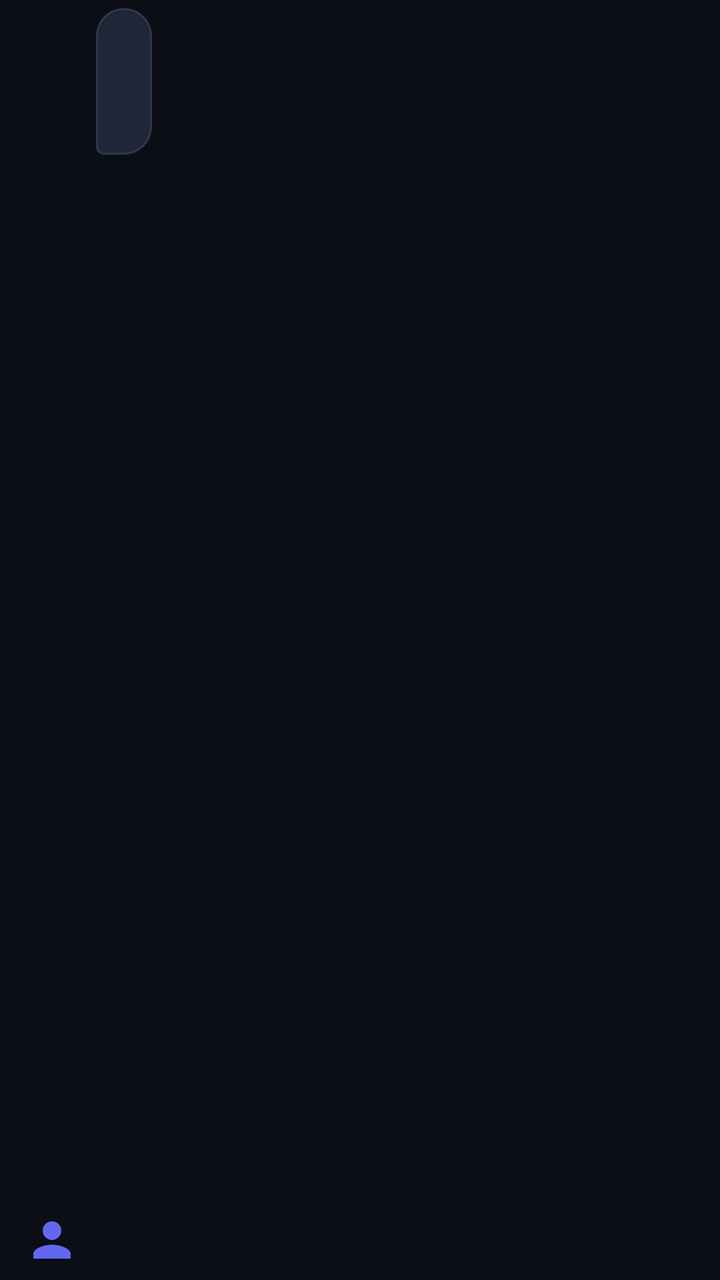
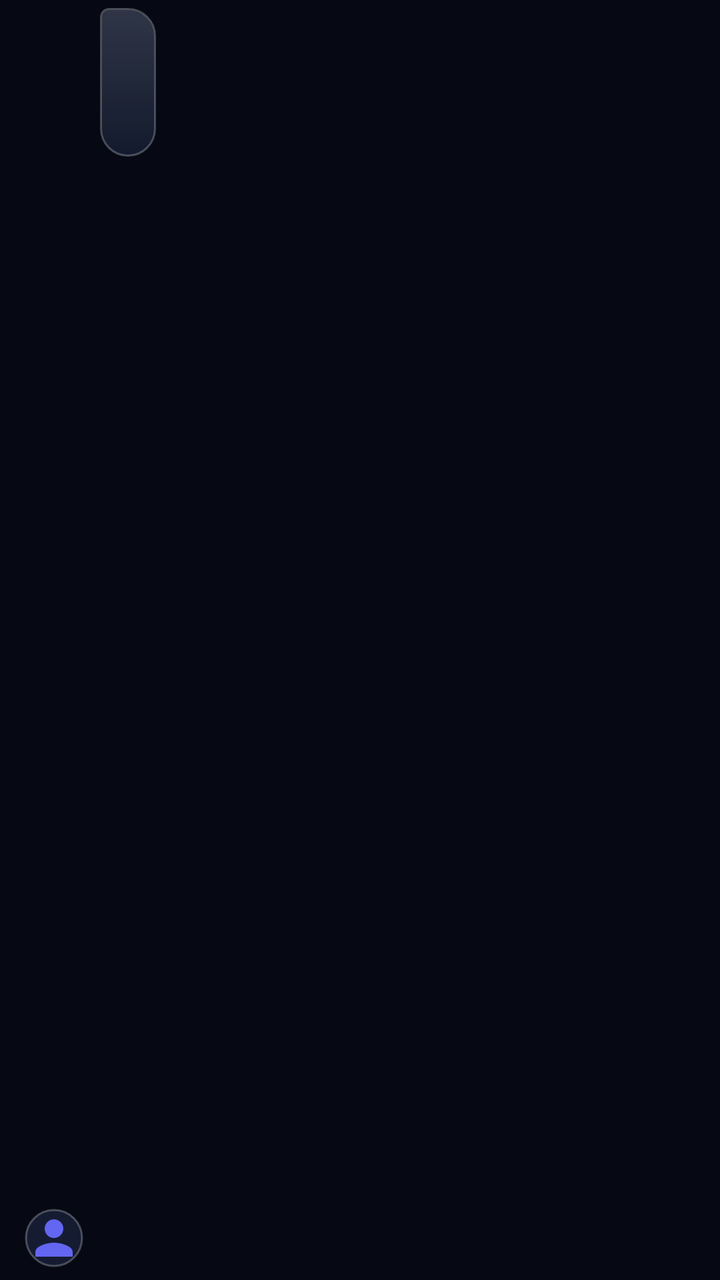

Compare the two renders of this Android layout. The source of the first and the diff that turns it into the second are given below.
<!-- AndroidManifest.xml: application theme Theme.PersonaNet -->
<!-- res/layout/item_message_incoming.xml -->
<?xml version="1.0" encoding="utf-8"?>
<LinearLayout xmlns:android="http://schemas.android.com/apk/res/android"
    xmlns:app="http://schemas.android.com/apk/res-auto"
    android:layout_width="match_parent"
    android:layout_height="wrap_content"
    android:gravity="start"
    android:orientation="horizontal"
    android:paddingEnd="48dp"
    android:paddingStart="12dp"
    android:paddingVertical="4dp">

    <com.google.android.material.imageview.ShapeableImageView
        android:id="@+id/image_message_avatar"
        android:layout_width="28dp"
        android:layout_height="28dp"
        android:layout_gravity="bottom"
        android:layout_marginBottom="2dp"
        android:layout_marginEnd="8dp"
        android:scaleType="centerCrop"
        android:contentDescription="@string/app_name"
        android:src="@drawable/ic_person_placeholder"
        app:shapeAppearanceOverlay="@style/ShapeAppearance.PersonaNet.Circle" />

    <LinearLayout
        android:layout_width="wrap_content"
        android:layout_height="wrap_content"
        android:background="@drawable/bg_chat_bubble_in"
        android:maxWidth="280dp"
        android:orientation="vertical"
        android:paddingHorizontal="14dp"
        android:paddingVertical="10dp">

        <TextView
            android:id="@+id/text_message_sender"
            android:layout_width="wrap_content"
            android:layout_height="wrap_content"
            android:textColor="@color/indigo_primary"
            android:textSize="11sp"
            android:textStyle="bold" />

        <TextView
            android:id="@+id/text_message_body"
            android:layout_width="wrap_content"
            android:layout_height="wrap_content"
            android:layout_marginTop="2dp"
            android:textColor="@color/text_primary"
            android:textSize="14sp" />

        <TextView
            android:id="@+id/text_message_time"
            android:layout_width="wrap_content"
            android:layout_height="wrap_content"
            android:layout_gravity="end"
            android:layout_marginTop="4dp"
            android:textColor="@color/text_tertiary"
            android:textSize="10sp" />
    </LinearLayout>

</LinearLayout>
<!-- resources referenced by this layout -->
<resources>
  <color name="indigo_primary">#6366F1</color>
  <color name="text_primary">#F1F5F9</color>
  <color name="text_tertiary">#64748B</color>
  <!-- drawable bg_chat_bubble_in (drawable) -->
  <?xml version="1.0" encoding="utf-8"?>
  <shape xmlns:android="http://schemas.android.com/apk/res/android"
      android:shape="rectangle">
      <solid android:color="@color/chat_bubble_in" />
      <corners
          android:topLeftRadius="16dp"
          android:topRightRadius="16dp"
          android:bottomRightRadius="16dp"
          android:bottomLeftRadius="4dp" />
      <stroke
          android:width="1dp"
          android:color="@color/border_divider" />
  </shape>
  <style name="Theme.PersonaNet" parent="Theme.Material3.DayNight.NoActionBar">
          
          <item name="colorPrimary">@color/indigo_primary</item>
          <item name="colorOnPrimary">@color/white</item>
          <item name="colorPrimaryContainer">@color/surface_elevated</item>
          <item name="colorOnPrimaryContainer">@color/text_primary</item>
          
          <item name="colorSecondary">@color/violet_accent</item>
          <item name="colorOnSecondary">@color/white</item>
  
          
          <item name="android:windowBackground">@color/bg_midnight</item>
          <item name="colorSurface">@color/surface_card</item>
          <item name="colorOnSurface">@color/text_primary</item>
          <item name="colorSurfaceVariant">@color/surface_elevated</item>
          <item name="colorOnSurfaceVariant">@color/text_secondary</item>
  
          
          <item name="android:statusBarColor">@color/bg_midnight</item>
          <item name="android:navigationBarColor">@color/bg_midnight</item>
          <item name="android:windowLightStatusBar">false</item>
          <item name="android:windowLightNavigationBar">false</item>
  
          <item name="android:textColorPrimary">@color/text_primary</item>
          <item name="android:textColorSecondary">@color/text_secondary</item>
      </style>
  <color name="chat_bubble_in">#1F2637</color>
  <color name="border_divider">#2E384D</color>
  <color name="surface_elevated">#1F2637</color>
  <color name="violet_accent">#8B5CF6</color>
  <color name="bg_midnight">#0B0E14</color>
  <color name="surface_card">#161B26</color>
  <color name="text_secondary">#94A3B8</color>
  <!-- unchanged entries left out for length: 4 -->
</resources>

<!-- the commit's change to res/layout/item_message_incoming.xml (unified diff, before → after) -->
@@ -5,27 +5,31 @@
     android:layout_height="wrap_content"
     android:gravity="start"
     android:orientation="horizontal"
-    android:paddingEnd="48dp"
     android:paddingStart="12dp"
+    android:paddingEnd="52dp"
     android:paddingVertical="4dp">
 
     <com.google.android.material.imageview.ShapeableImageView
         android:id="@+id/image_message_avatar"
-        android:layout_width="28dp"
-        android:layout_height="28dp"
+        android:layout_width="30dp"
+        android:layout_height="30dp"
         android:layout_gravity="bottom"
+        android:layout_marginEnd="8dp"
         android:layout_marginBottom="2dp"
-        android:layout_marginEnd="8dp"
+        android:background="@color/surface_elevated"
+        android:contentDescription="@string/app_name"
+        android:padding="1dp"
         android:scaleType="centerCrop"
-        android:contentDescription="@string/app_name"
         android:src="@drawable/ic_person_placeholder"
-        app:shapeAppearanceOverlay="@style/ShapeAppearance.PersonaNet.Circle" />
+        app:shapeAppearanceOverlay="@style/ShapeAppearance.PersonaNet.Circle"
+        app:strokeColor="@color/glass_border_bright"
+        app:strokeWidth="1dp" />
 
     <LinearLayout
         android:layout_width="wrap_content"
         android:layout_height="wrap_content"
         android:background="@drawable/bg_chat_bubble_in"
-        android:maxWidth="280dp"
+        android:maxWidth="288dp"
         android:orientation="vertical"
         android:paddingHorizontal="14dp"
         android:paddingVertical="10dp">
@@ -34,7 +38,7 @@
             android:id="@+id/text_message_sender"
             android:layout_width="wrap_content"
             android:layout_height="wrap_content"
-            android:textColor="@color/indigo_primary"
+            android:textColor="@color/cyan_accent"
             android:textSize="11sp"
             android:textStyle="bold" />
 
@@ -42,7 +46,8 @@
             android:id="@+id/text_message_body"
             android:layout_width="wrap_content"
             android:layout_height="wrap_content"
-            android:layout_marginTop="2dp"
+            android:layout_marginTop="3dp"
+            android:lineSpacingExtra="3dp"
             android:textColor="@color/text_primary"
             android:textSize="14sp" />
 
<!-- resource entries referenced after the edit -->
@@ -1,31 +1,52 @@
 <!-- resources referenced by this layout -->
 <resources>
-  <color name="indigo_primary">#6366F1</color>
-  <color name="text_primary">#F1F5F9</color>
-  <color name="text_tertiary">#64748B</color>
+  <color name="cyan_accent">#38BDF8</color>
+  <color name="glass_border_bright">#40FFFFFF</color>
+  <color name="indigo_primary">#7C83FF</color>
+  <color name="text_primary">#F8FAFC</color>
+  <color name="text_tertiary">#7C8CA6</color>
   <!-- drawable bg_chat_bubble_in (drawable) -->
   <?xml version="1.0" encoding="utf-8"?>
-  <shape xmlns:android="http://schemas.android.com/apk/res/android"
-      android:shape="rectangle">
-      <solid android:color="@color/chat_bubble_in" />
-      <corners
-          android:topLeftRadius="16dp"
-          android:topRightRadius="16dp"
-          android:bottomRightRadius="16dp"
-          android:bottomLeftRadius="4dp" />
-      <stroke
-          android:width="1dp"
-          android:color="@color/border_divider" />
-  </shape>
+  <layer-list xmlns:android="http://schemas.android.com/apk/res/android">
+      <item>
+          <shape android:shape="rectangle">
+              <solid android:color="@color/chat_bubble_in" />
+              <corners
+                  android:topLeftRadius="6dp"
+                  android:topRightRadius="20dp"
+                  android:bottomLeftRadius="20dp"
+                  android:bottomRightRadius="20dp" />
+              <stroke
+                  android:width="1dp"
+                  android:color="@color/glass_border_bright" />
+          </shape>
+      </item>
+      <item android:left="1dp" android:right="1dp" android:top="1dp" android:bottom="1dp">
+          <shape android:shape="rectangle">
+              <gradient
+                  android:angle="270"
+                  android:startColor="#1EFFFFFF"
+                  android:endColor="@color/glass_sheen_none"
+                  android:type="linear" />
+              <corners
+                  android:topLeftRadius="5dp"
+                  android:topRightRadius="19dp"
+                  android:bottomLeftRadius="19dp"
+                  android:bottomRightRadius="19dp" />
+          </shape>
+      </item>
+  </layer-list>
   <style name="Theme.PersonaNet" parent="Theme.Material3.DayNight.NoActionBar">
           
           <item name="colorPrimary">@color/indigo_primary</item>
           <item name="colorOnPrimary">@color/white</item>
           <item name="colorPrimaryContainer">@color/surface_elevated</item>
           <item name="colorOnPrimaryContainer">@color/text_primary</item>
-          
+  
           <item name="colorSecondary">@color/violet_accent</item>
           <item name="colorOnSecondary">@color/white</item>
+          <item name="colorSecondaryContainer">@color/indigo_glow</item>
+          <item name="colorOnSecondaryContainer">@color/text_primary</item>
   
           
           <item name="android:windowBackground">@color/bg_midnight</item>
@@ -33,23 +54,90 @@
           <item name="colorOnSurface">@color/text_primary</item>
           <item name="colorSurfaceVariant">@color/surface_elevated</item>
           <item name="colorOnSurfaceVariant">@color/text_secondary</item>
+          <item name="colorOutline">@color/border_divider</item>
+          <item name="colorControlHighlight">@color/ripple_color</item>
   
           
-          <item name="android:statusBarColor">@color/bg_midnight</item>
-          <item name="android:navigationBarColor">@color/bg_midnight</item>
+          <item name="android:statusBarColor">@android:color/transparent</item>
+          <item name="android:navigationBarColor">@android:color/transparent</item>
           <item name="android:windowLightStatusBar">false</item>
           <item name="android:windowLightNavigationBar">false</item>
+          <item name="android:enforceNavigationBarContrast">false</item>
+          <item name="android:enforceStatusBarContrast">false</item>
   
           <item name="android:textColorPrimary">@color/text_primary</item>
           <item name="android:textColorSecondary">@color/text_secondary</item>
+          <item name="android:textColorHint">@color/text_tertiary</item>
+  
+          
+          <item name="alertDialogTheme">@style/Theme.PersonaNet.AlertDialog</item>
+          <item name="materialAlertDialogTheme">@style/Theme.PersonaNet.AlertDialog</item>
       </style>
-  <color name="chat_bubble_in">#1F2637</color>
-  <color name="border_divider">#2E384D</color>
-  <color name="surface_elevated">#1F2637</color>
-  <color name="violet_accent">#8B5CF6</color>
-  <color name="bg_midnight">#0B0E14</color>
-  <color name="surface_card">#161B26</color>
-  <color name="text_secondary">#94A3B8</color>
+  <color name="chat_bubble_in">#BF172036</color>
+  <color name="glass_sheen_none">#00FFFFFF</color>
+  <color name="border_divider">#29FFFFFF</color>
+  <color name="ripple_color">#38FFFFFF</color>
+  <style name="Theme.PersonaNet.AlertDialog" parent="ThemeOverlay.Material3.MaterialAlertDialog">
+          <item name="android:windowBackground">@drawable/bg_glass_dialog</item>
+          <item name="android:windowAnimationStyle">@style/GlassDialogAnimation</item>
+          <item name="android:backgroundDimAmount">0.60</item>
+          <item name="colorSurface">@color/glass_surface_dialog</item>
+          <item name="colorOnSurface">@color/text_primary</item>
+          <item name="colorPrimary">@color/indigo_primary</item>
+          <item name="buttonBarPositiveButtonStyle">@style/Widget.PersonaNet.DialogButton.Positive</item>
+          <item name="buttonBarNegativeButtonStyle">@style/Widget.PersonaNet.DialogButton.Negative</item>
+          <item name="buttonBarNeutralButtonStyle">@style/Widget.PersonaNet.DialogButton.Negative</item>
+      </style>
+  <!-- drawable bg_glass_dialog (drawable) -->
+  <?xml version="1.0" encoding="utf-8"?>
+  <layer-list xmlns:android="http://schemas.android.com/apk/res/android">
+      <item>
+          <shape android:shape="rectangle">
+              <solid android:color="@color/glass_surface_dialog" />
+              <corners android:radius="@dimen/glass_radius_dialog" />
+              <stroke
+                  android:width="1dp"
+                  android:color="@color/glass_border_bright" />
+          </shape>
+      </item>
+      <item
+          android:left="1dp"
+          android:right="1dp"
+          android:top="1dp"
+          android:bottom="1dp">
+          <shape android:shape="rectangle">
+              <gradient
+                  android:angle="270"
+                  android:startColor="#26FFFFFF"
+                  android:centerColor="#08FFFFFF"
+                  android:endColor="@color/glass_sheen_none"
+                  android:type="linear" />
+              <corners android:radius="25dp" />
+          </shape>
+      </item>
+  </layer-list>
+  <style name="GlassDialogAnimation">
+          <item name="android:windowEnterAnimation">@anim/glass_dialog_in</item>
+          <item name="android:windowExitAnimation">@anim/glass_dialog_out</item>
+      </style>
+  <color name="glass_surface_dialog">#EB11182B</color>
+  <style name="Widget.PersonaNet.DialogButton.Positive" parent="Widget.Material3.Button.TextButton.Dialog">
+          <item name="android:textColor">@color/indigo_primary</item>
+          <item name="android:textStyle">bold</item>
+          <item name="rippleColor">@color/ripple_accent</item>
+      </style>
+  <style name="Widget.PersonaNet.DialogButton.Negative" parent="Widget.Material3.Button.TextButton.Dialog">
+          <item name="android:textColor">@color/text_secondary</item>
+          <item name="rippleColor">@color/ripple_color</item>
+      </style>
+  <dimen name="glass_radius_dialog">26dp</dimen>
+  <color name="ripple_accent">#407C83FF</color>
+  <color name="surface_elevated">#CC19223B</color>
+  <color name="violet_accent">#A78BFA</color>
+  <color name="indigo_glow">#387C83FF</color>
+  <color name="bg_midnight">#060913</color>
+  <color name="surface_card">#B311182B</color>
+  <color name="text_secondary">#B4C2D8</color>
   <!-- unchanged entries left out for length: 4 -->
 </resources>
 
